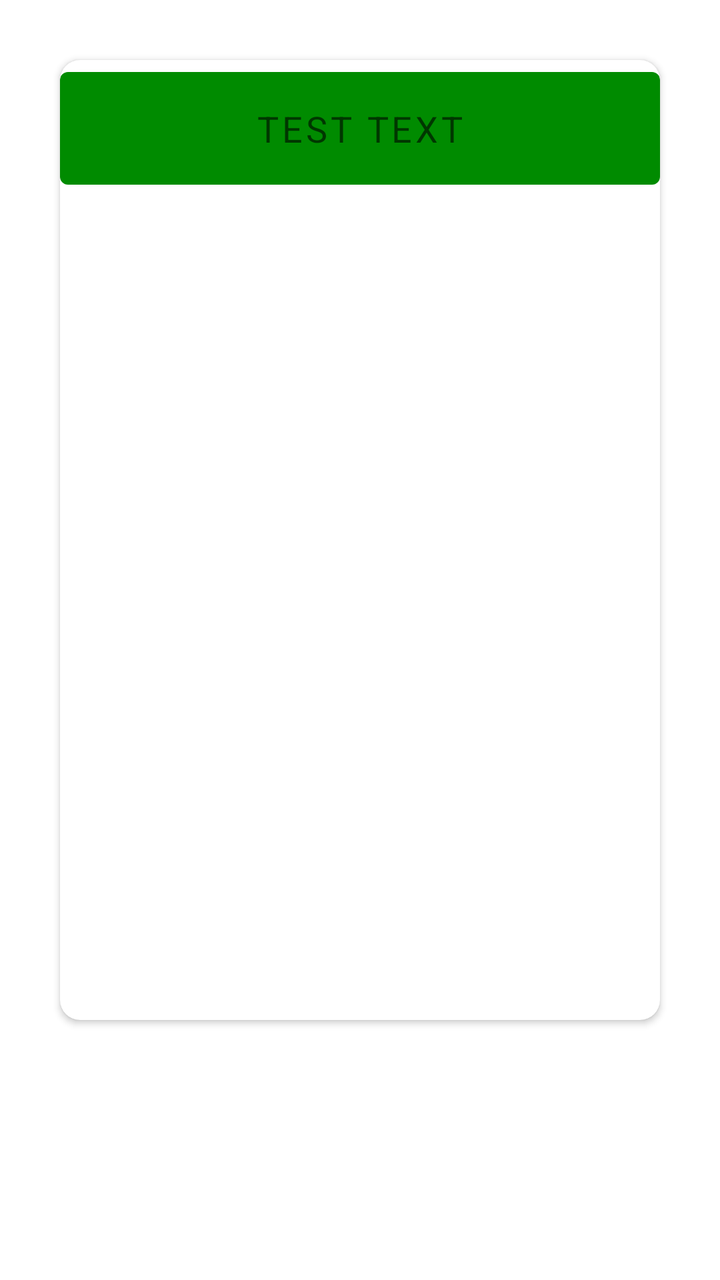
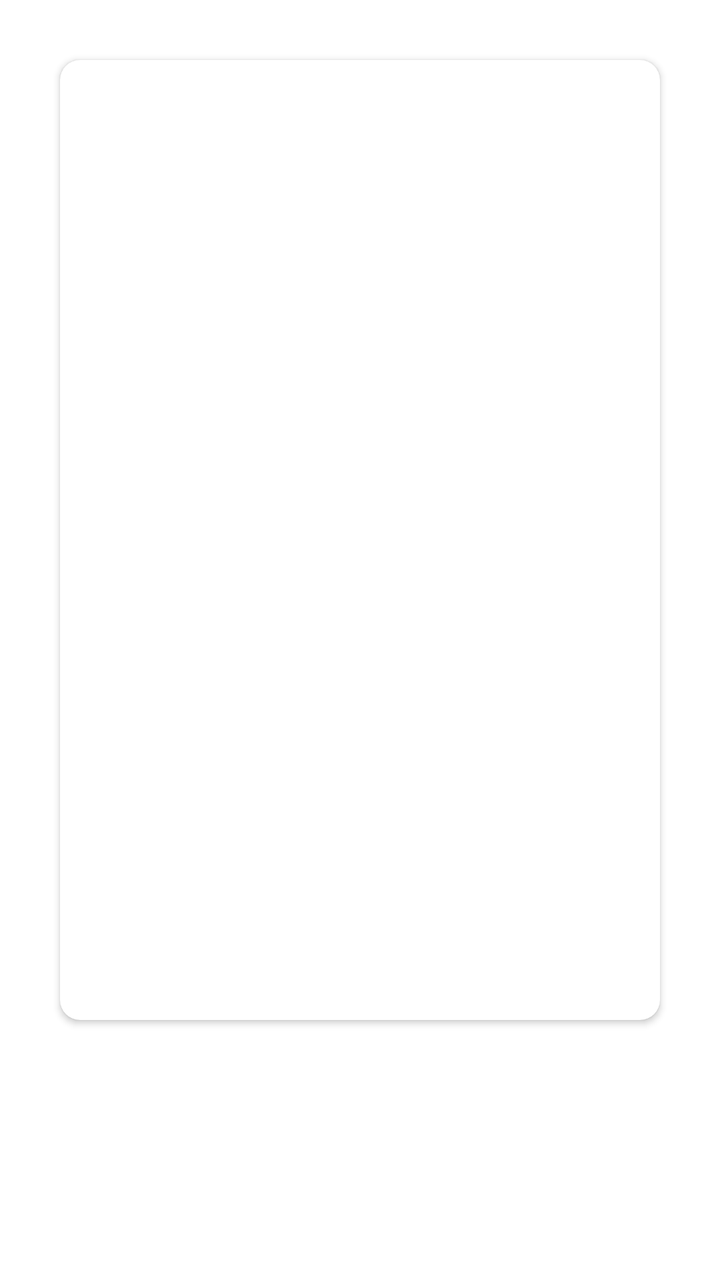

Before-and-after screenshots of an Android layout around one commit, followed by the original layout XML and the change that was made.
<!-- AndroidManifest.xml: application theme AppTheme -->
<!-- res/layout/fragment_fundamental.xml -->
<?xml version="1.0" encoding="utf-8"?>
<FrameLayout xmlns:android="http://schemas.android.com/apk/res/android"
    xmlns:app="http://schemas.android.com/apk/res-auto"
    android:layout_width="match_parent"
    android:layout_height="match_parent"
    android:layout_marginRight="20dp"
    android:layout_marginLeft="20dp"
    >

    <androidx.cardview.widget.CardView
        android:id="@+id/card_holder"
        android:layout_width="match_parent"
        android:layout_height="480dp"
        android:layout_marginLeft="30dp"
        android:layout_marginTop="30dp"
        android:layout_marginRight="30dp"
        android:elevation="3dp"
        app:cardCornerRadius="10dp">

        <Button
            style="?android:textAppearanceMedium"
            android:layout_width="match_parent"
            android:layout_height="wrap_content"
            android:lineSpacingMultiplier="1.2"
            android:padding="16dp"
            android:text="test text" />
    </androidx.cardview.widget.CardView>
</FrameLayout>
<!-- resources referenced by this layout -->
<resources>
  <style name="AppTheme" parent="Theme.MaterialComponents.Light">
          
          <item name="colorPrimary">@color/colorPrimary</item>
          <item name="colorPrimaryDark">@color/colorPrimaryDark</item>
          <item name="colorAccent">@color/colorAccent</item>
          <item name="statusBarBackground">@color/colorAccent</item>
          <item name="colorControlNormal">@color/colorWhite</item>
      </style>
  <color name="colorPrimary">#008b00</color>
  <color name="colorPrimaryDark">#00b248</color>
  <color name="colorAccent">#008b00</color>
  <color name="colorWhite">#ffffff</color>
</resources>

<!-- the commit's change to res/layout/fragment_fundamental.xml (unified diff, before → after) -->
@@ -8,7 +8,7 @@
     >
 
     <androidx.cardview.widget.CardView
-        android:id="@+id/card_holder"
+        android:id="@+id/card_holder_fundamental"
         android:layout_width="match_parent"
         android:layout_height="480dp"
         android:layout_marginLeft="30dp"
@@ -17,12 +17,21 @@
         android:elevation="3dp"
         app:cardCornerRadius="10dp">
 
-        <Button
-            style="?android:textAppearanceMedium"
-            android:layout_width="match_parent"
-            android:layout_height="wrap_content"
-            android:lineSpacingMultiplier="1.2"
-            android:padding="16dp"
-            android:text="test text" />
+
+
+
+
+
+
+
+
+
+
+
+
+
+
+
+
     </androidx.cardview.widget.CardView>
 </FrameLayout>
